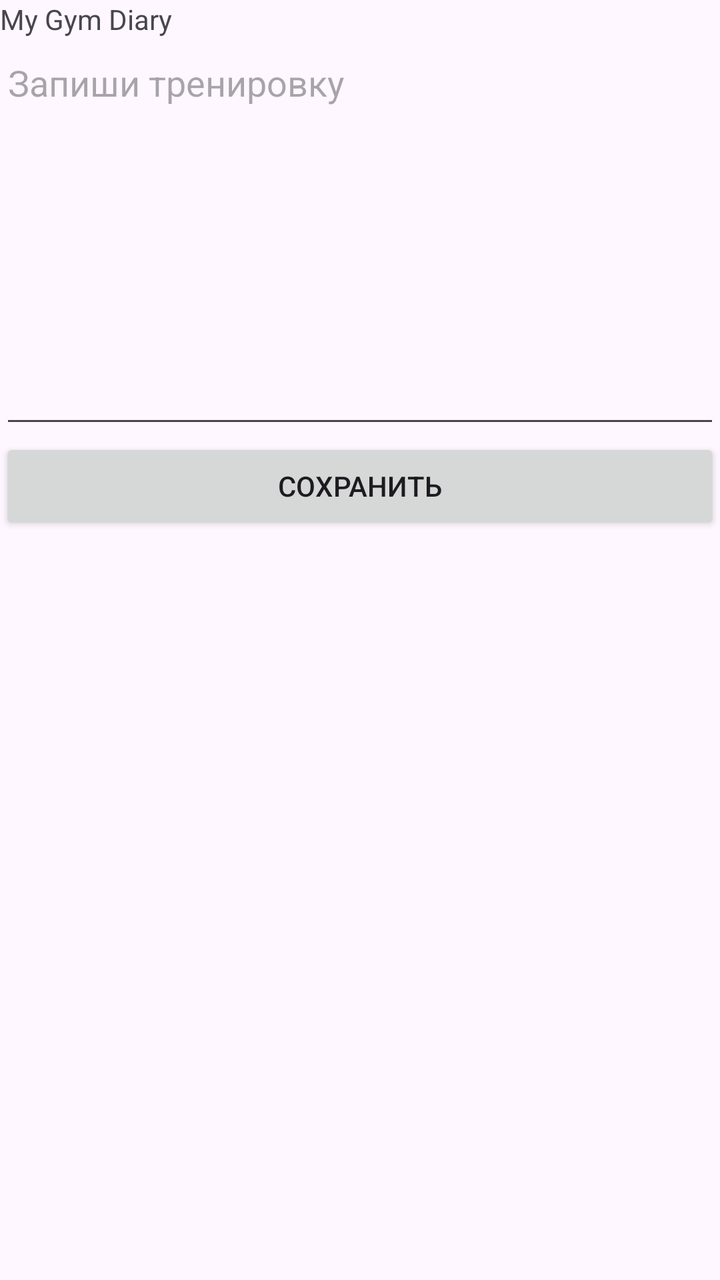
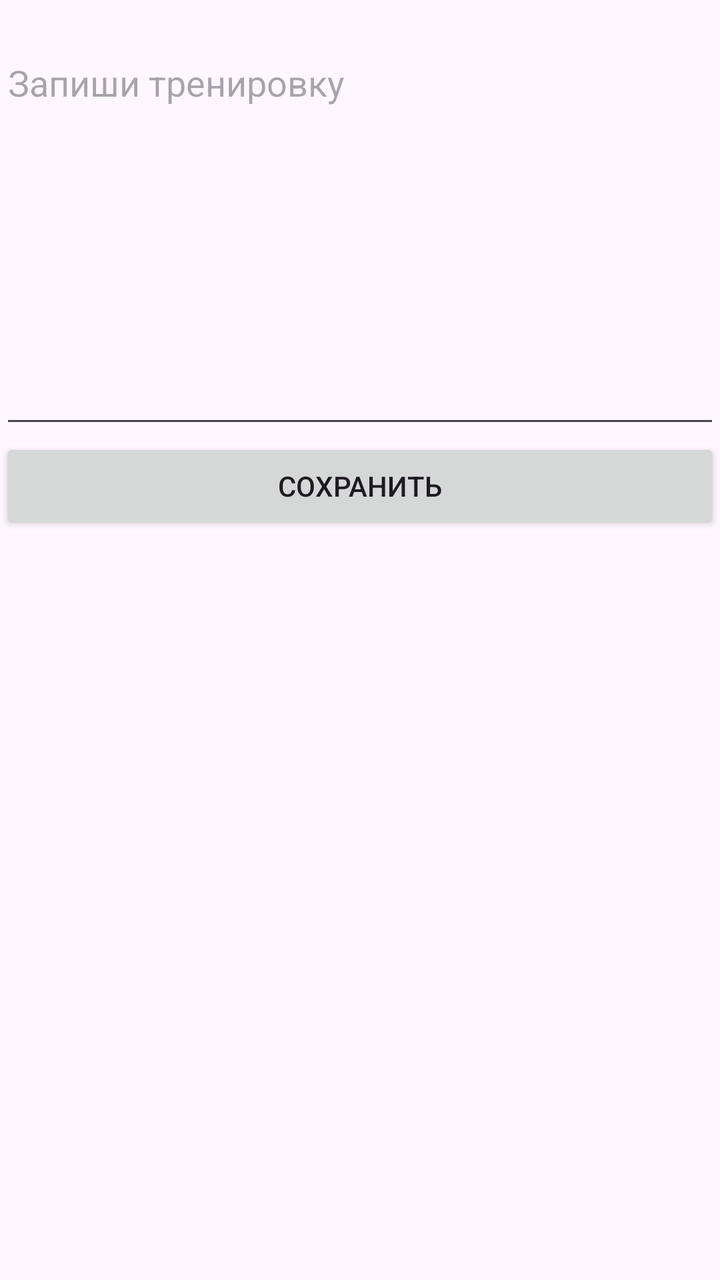

Before-and-after screenshots of an Android layout around one commit, followed by the original layout XML and the change that was made.
<!-- AndroidManifest.xml: application theme Theme.SimpleGym -->
<!-- res/layout/activity_training_activity.xml -->
<?xml version="1.0" encoding="utf-8"?>
<LinearLayout
    xmlns:android="http://schemas.android.com/apk/res/android"
    android:id="@+id/main"
    android:layout_width="match_parent"
    android:layout_height="match_parent"
    android:orientation="vertical">

    <TextView
        android:layout_width="wrap_content"
        android:layout_height="wrap_content"
        android:text="My Gym Diary"
        />

    <EditText
        android:id="@+id/trainingText"
        android:layout_width="match_parent"
        android:layout_height="200dp"
        android:hint="Запиши тренировку"
        android:gravity="top"
        android:inputType="textMultiLine"/>
    />

    <Button
        android:id="@+id/saveButton"
        android:layout_width="match_parent"
        android:layout_height="wrap_content"
        android:text="Сохранить" />


</LinearLayout>
<!-- resources referenced by this layout -->
<resources>
  <style name="Theme.SimpleGym" parent="Base.Theme.SimpleGym" />
  <style name="Base.Theme.SimpleGym" parent="Theme.Material3.DayNight.NoActionBar">
          
          
      </style>
</resources>

<!-- the commit's change to res/layout/activity_training_activity.xml (unified diff, before → after) -->
@@ -7,9 +7,9 @@
     android:orientation="vertical">
 
     <TextView
+        android:id="@+id/dateTitle"
         android:layout_width="wrap_content"
         android:layout_height="wrap_content"
-        android:text="My Gym Diary"
         />
 
     <EditText
